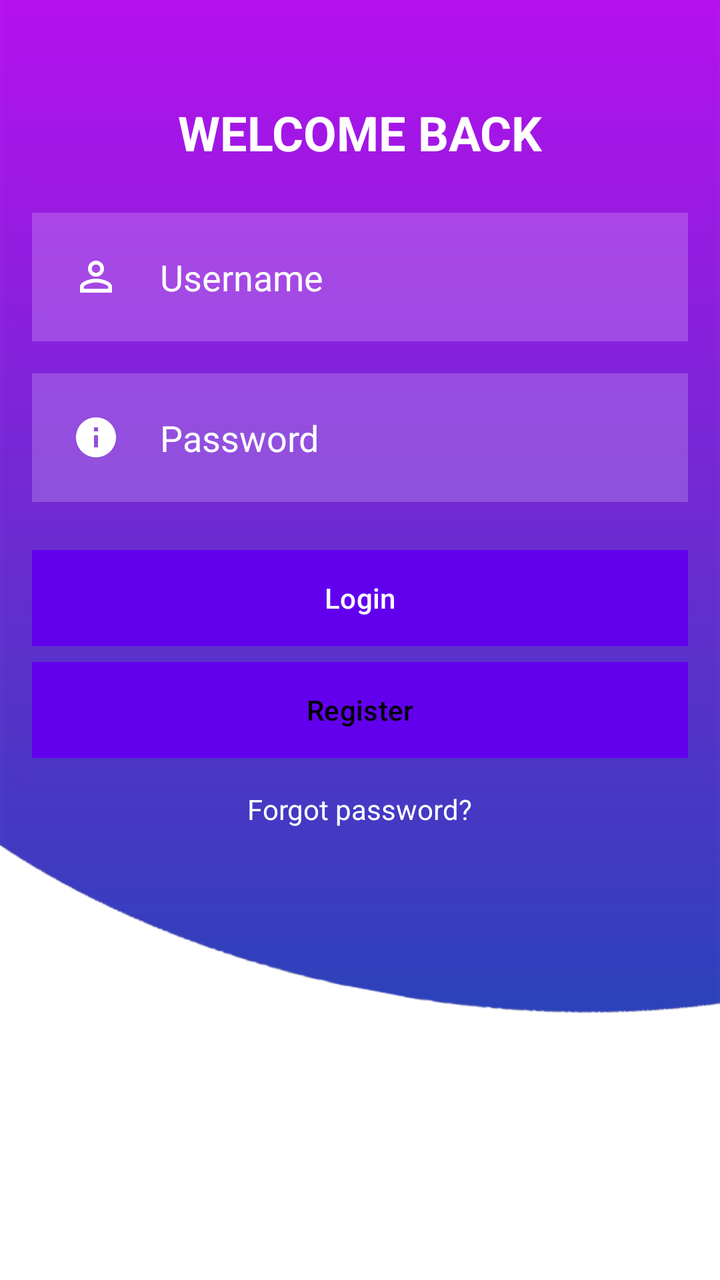
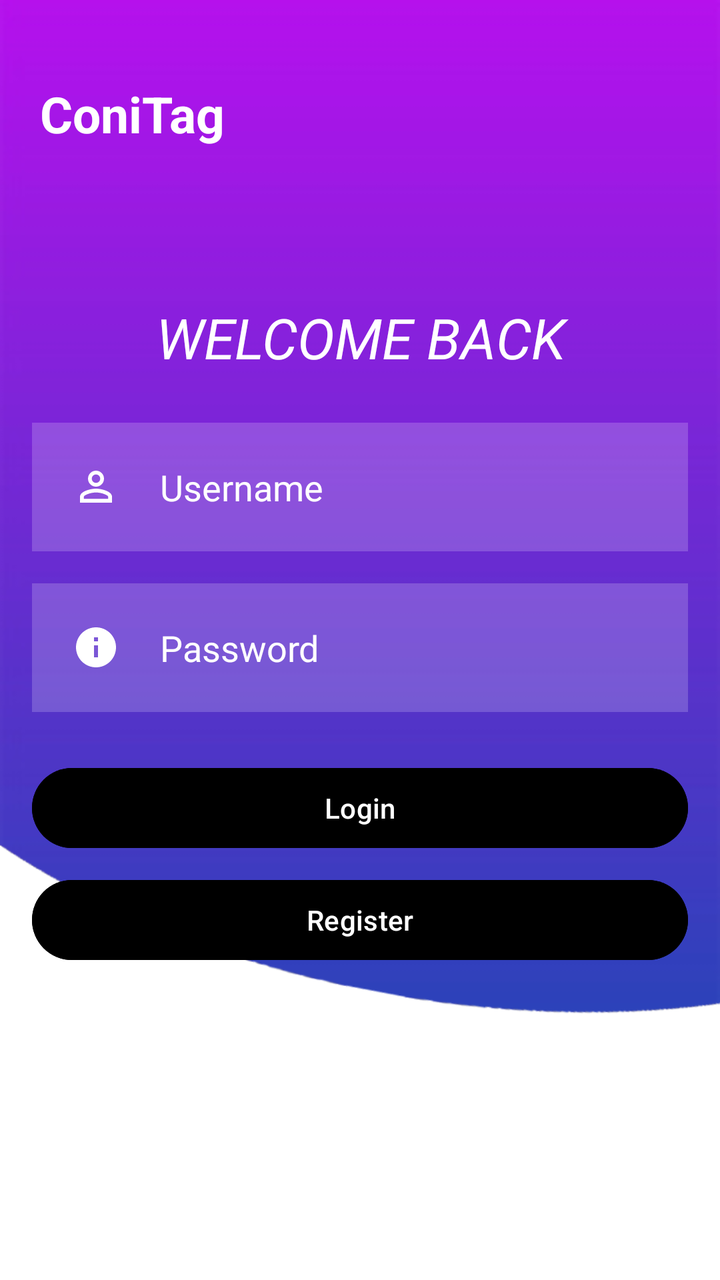

Screens rendered from an Android XML layout before and after an edit, with the pre-edit source and the edit as a unified diff.
<!-- AndroidManifest.xml: application theme Theme.AppConiTag -->
<!-- res/layout/activity_sign_in.xml -->
<?xml version="1.0" encoding="utf-8"?>
<RelativeLayout xmlns:android="http://schemas.android.com/apk/res/android"
    xmlns:app="http://schemas.android.com/apk/res-auto"
    xmlns:tools="http://schemas.android.com/tools"
    android:layout_width="match_parent"
    android:layout_height="match_parent"
    android:background="@drawable/background"
    tools:context=".SignIn">

    <TextView
        android:id="@+id/signin"
        android:layout_width="match_parent"
        android:layout_height="wrap_content"
        android:text="WELCOME BACK"
        android:textColor="@color/white"
        android:textSize="24sp"
        android:textStyle="bold"
        android:layout_marginTop="50dp"
        android:gravity="center"/>

    <EditText
        android:id="@+id/emailEditText"
        android:layout_width="match_parent"
        android:layout_height="wrap_content"
        android:layout_below="@id/signin"
        android:layout_marginTop="24dp"
        android:layout_marginLeft="16dp"
        android:layout_marginRight="16dp"
        android:background="#30ffffff"
        android:hint="Username"
        android:inputType="text"
        android:minHeight="48dp"
        android:textColorHint="@color/white"
        android:textColor="@color/white"
        android:drawableLeft="@drawable/ic_baseline_person_outline_24"
        android:drawablePadding="20dp"
        android:padding="20dp"/>

    <EditText
        android:id="@+id/passwordEditText"
        android:layout_width="match_parent"
        android:layout_height="wrap_content"
        android:layout_below="@id/emailEditText"
        android:layout_marginTop="16dp"
        android:layout_marginLeft="16dp"
        android:layout_marginRight="16dp"
        android:background="#30ffffff"
        android:hint="Password"
        android:inputType="textPassword"
        android:minHeight="48dp"
        android:textColorHint="@color/white"
        android:textColor="@color/white"
        android:drawableLeft="@drawable/ic_baseline_info_24"
        android:drawablePadding="20dp"
        android:padding="20dp"/>

    <Button
        android:id="@+id/loginButton"
        android:layout_width="match_parent"
        android:layout_height="wrap_content"
        android:layout_below="@id/passwordEditText"
        android:layout_marginTop="24dp"
        android:layout_marginLeft="16dp"
        android:layout_marginRight="16dp"
        android:text="Login"
        android:background="#003366"

        android:textColor="#FFFFFF"/>

    <Button
        android:id="@+id/registerButton"
        android:layout_width="match_parent"
        android:layout_height="wrap_content"
        android:layout_below="@id/loginButton"
        android:layout_marginTop="8dp"
        android:layout_marginLeft="16dp"
        android:layout_marginRight="16dp"
        android:background="#003366"
        android:text="Register"
        android:textColor="#000000"/>

    <TextView
        android:id="@+id/forgotpass"
        android:layout_width="wrap_content"
        android:layout_height="wrap_content"
        android:layout_below="@id/registerButton"
        android:layout_centerHorizontal="true"
        android:layout_marginTop="16dp"
        android:text="Forgot password?"
        android:textColor="@color/white"/>


</RelativeLayout>
<!-- resources referenced by this layout -->
<resources>
  <color name="white">#FFFFFFFF</color>
  <!-- drawable background: png bitmap (drawable, 19321 bytes) -->
  <!-- drawable ic_baseline_info_24 (drawable) -->
  <vector android:height="24dp" android:tint="#FFFFFF"
      android:viewportHeight="24" android:viewportWidth="24"
      android:width="24dp" xmlns:android="http://schemas.android.com/apk/res/android">
      <path android:fillColor="@android:color/white" android:pathData="M12,2C6.48,2 2,6.48 2,12s4.48,10 10,10 10,-4.48 10,-10S17.52,2 12,2zM13,17h-2v-6h2v6zM13,9h-2L11,7h2v2z"/>
  </vector>
  <!-- drawable ic_baseline_person_outline_24 (drawable) -->
  <vector android:height="24dp" android:tint="#FFFFFF"
      android:viewportHeight="24" android:viewportWidth="24"
      android:width="24dp" xmlns:android="http://schemas.android.com/apk/res/android">
      <path android:fillColor="@android:color/white" android:pathData="M12,5.9c1.16,0 2.1,0.94 2.1,2.1s-0.94,2.1 -2.1,2.1S9.9,9.16 9.9,8s0.94,-2.1 2.1,-2.1m0,9c2.97,0 6.1,1.46 6.1,2.1v1.1L5.9,18.1L5.9,17c0,-0.64 3.13,-2.1 6.1,-2.1M12,4C9.79,4 8,5.79 8,8s1.79,4 4,4 4,-1.79 4,-4 -1.79,-4 -4,-4zM12,13c-2.67,0 -8,1.34 -8,4v3h16v-3c0,-2.66 -5.33,-4 -8,-4z"/>
  </vector>
  <style name="Theme.AppConiTag" parent="Base.Theme.AppConiTag" />
  <style name="Base.Theme.AppConiTag" parent="Theme.Material3.DayNight.NoActionBar">
          <item name="colorPrimary">@color/purple_500</item>
          <item name="colorPrimaryVariant">@color/purple_700</item>
          <item name="colorOnPrimary">@color/white</item>
          
          <item name="colorSecondary">@color/teal_200</item>
          <item name="colorSecondaryVariant">@color/teal_700</item>
          <item name="colorOnSecondary">@color/black</item>
          
      </style>
  <color name="purple_500">#FF6200EE</color>
  <color name="purple_700">#FF3700B3</color>
  <color name="teal_200">#FF03DAC5</color>
  <color name="teal_700">#FF018786</color>
  <color name="black">#FF000000</color>
</resources>

<!-- the commit's change to res/layout/activity_sign_in.xml (unified diff, before → after) -->
@@ -8,14 +8,25 @@
     tools:context=".SignIn">
 
     <TextView
+        android:id="@+id/conitag"
+        android:layout_width="match_parent"
+        android:layout_height="wrap_content"
+        android:text="ConiTag"
+        android:textColor="@color/white"
+        android:textSize="25sp"
+        android:textStyle="bold"
+        android:layout_marginTop="20dp"
+        android:padding="20dp"
+        />
+    <TextView
         android:id="@+id/signin"
         android:layout_width="match_parent"
         android:layout_height="wrap_content"
         android:text="WELCOME BACK"
         android:textColor="@color/white"
-        android:textSize="24sp"
-        android:textStyle="bold"
-        android:layout_marginTop="50dp"
+        android:textSize="28sp"
+        android:textStyle="italic"
+        android:layout_marginTop="150dp"
         android:gravity="center"/>
 
     <EditText
@@ -63,7 +74,8 @@
         android:layout_marginLeft="16dp"
         android:layout_marginRight="16dp"
         android:text="Login"
-        android:background="#003366"
+
+        android:backgroundTint="@color/black"
 
         android:textColor="#FFFFFF"/>
 
@@ -75,9 +87,9 @@
         android:layout_marginTop="8dp"
         android:layout_marginLeft="16dp"
         android:layout_marginRight="16dp"
-        android:background="#003366"
+       android:backgroundTint="@color/black"
         android:text="Register"
-        android:textColor="#000000"/>
+        android:textColor="@color/white"/>
 
     <TextView
         android:id="@+id/forgotpass"
